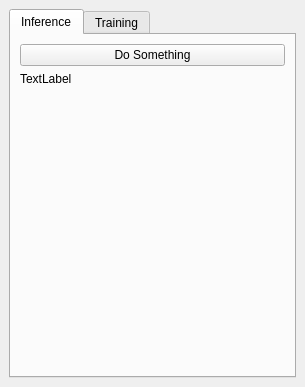
Above: plugin/deep_segmentation_framework/deep_segmentation_framework_dockwidget_base.ui from PUTvision/qgis-plugin-deepness before the change. Below: the same form after it.
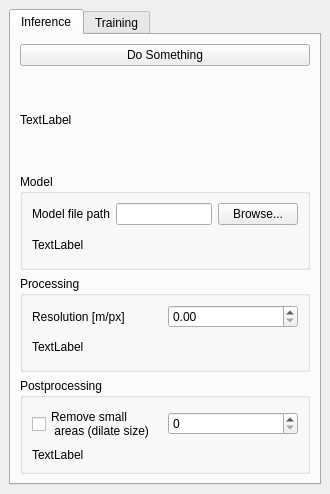
That is the form after the change.

Patch:
```diff
--- a/plugin/deep_segmentation_framework/deep_segmentation_framework_dockwidget_base.ui
+++ b/plugin/deep_segmentation_framework/deep_segmentation_framework_dockwidget_base.ui
@@ -6,8 +6,8 @@
    <rect>
     <x>0</x>
     <y>0</y>
-    <width>305</width>
-    <height>387</height>
+    <width>330</width>
+    <height>494</height>
    </rect>
   </property>
   <property name="windowTitle">
@@ -44,17 +44,90 @@
              </widget>
             </item>
             <item>
-             <spacer name="verticalSpacer">
-              <property name="orientation">
-               <enum>Qt::Vertical</enum>
+             <widget class="QGroupBox" name="groupBox_3">
+              <property name="title">
+               <string>Model</string>
               </property>
-              <property name="sizeHint" stdset="0">
-               <size>
-                <width>20</width>
-                <height>40</height>
-               </size>
+              <layout class="QGridLayout" name="gridLayout_4">
+               <item row="0" column="0">
+                <widget class="QLabel" name="label_4">
+                 <property name="text">
+                  <string>Model file path</string>
+                 </property>
+                </widget>
+               </item>
+               <item row="0" column="1">
+                <widget class="QLineEdit" name="lineEdit"/>
+               </item>
+               <item row="0" column="2">
+                <widget class="QPushButton" name="pushButton">
+                 <property name="text">
+                  <string>Browse...</string>
+                 </property>
+                </widget>
+               </item>
+               <item row="1" column="0">
+                <widget class="QLabel" name="label_5">
+                 <property name="text">
+                  <string>TextLabel</string>
+                 </property>
+                </widget>
+               </item>
+              </layout>
+             </widget>
+            </item>
+            <item>
+             <widget class="QGroupBox" name="groupBox_2">
+              <property name="title">
+               <string>Processing</string>
               </property>
-             </spacer>
+              <layout class="QGridLayout" name="gridLayout_3">
+               <item row="0" column="0">
+                <widget class="QLabel" name="label">
+                 <property name="text">
+                  <string>Resolution [m/px]</string>
+                 </property>
+                </widget>
+               </item>
+               <item row="0" column="1">
+                <widget class="QDoubleSpinBox" name="doubleSpinBox"/>
+               </item>
+               <item row="1" column="0">
+                <widget class="QLabel" name="label_3">
+                 <property name="text">
+                  <string>TextLabel</string>
+                 </property>
+                </widget>
+               </item>
+              </layout>
+             </widget>
+            </item>
+            <item>
+             <widget class="QGroupBox" name="groupBox">
+              <property name="title">
+               <string>Postprocessing</string>
+              </property>
+              <layout class="QGridLayout" name="gridLayout_2">
+               <item row="0" column="0">
+                <widget class="QCheckBox" name="checkBox">
+                 <property name="text">
+                  <string>Remove small 
+ areas (dilate size)</string>
+                 </property>
+                </widget>
+               </item>
+               <item row="0" column="1">
+                <widget class="QSpinBox" name="spinBox"/>
+               </item>
+               <item row="1" column="0">
+                <widget class="QLabel" name="label_2">
+                 <property name="text">
+                  <string>TextLabel</string>
+                 </property>
+                </widget>
+               </item>
+              </layout>
+             </widget>
             </item>
            </layout>
           </item>
```
